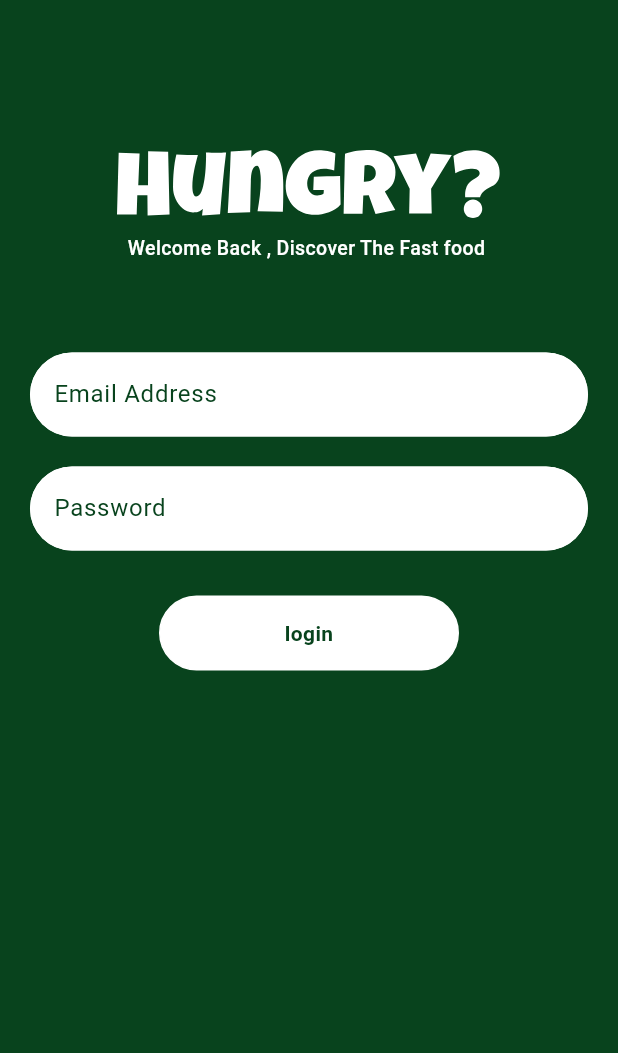
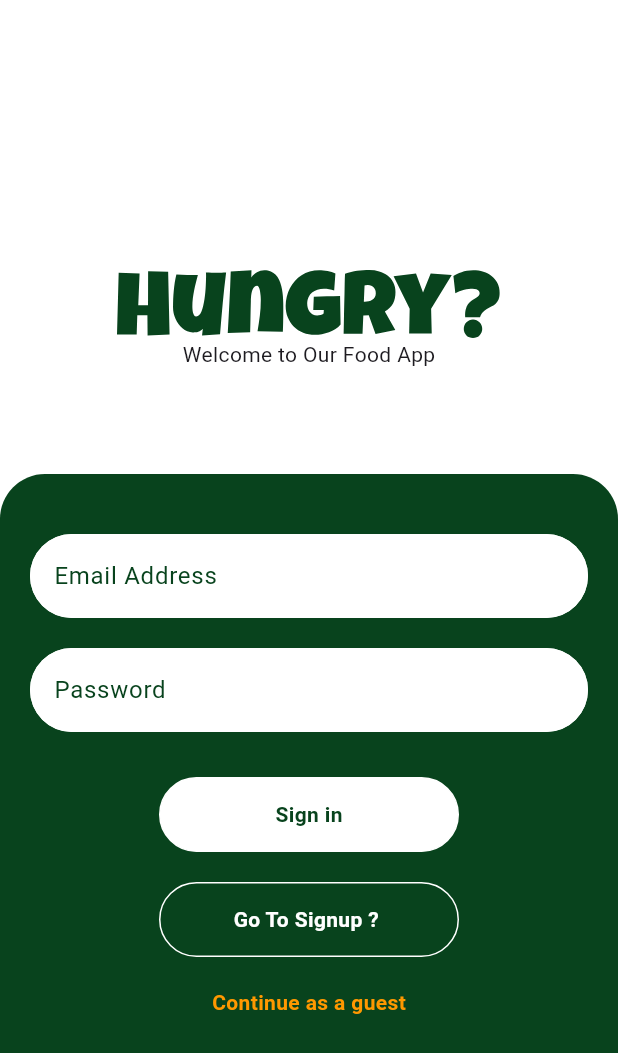
Before and after one commit to EngAhmedTamer/hungry, a Flutter app: the LoginView screen opened directly, on a phone screen of 412 x 824 dp. Shown: the top 1053 px of the screen. Run offline on Flutter 3.47's test engine with Material 3 defaults, Android fonts, the phone set to English and light mode, and no system bars; our stand-ins replace flutter_svg, gap.

Commit message:
login and edit splash to go to sign up  not home

```diff
--- a/lib/features/auth/view/login_view.dart
+++ b/lib/features/auth/view/login_view.dart
@@ -2,6 +2,8 @@ import 'package:flutter/material.dart';
 import 'package:flutter_svg/flutter_svg.dart';
 import 'package:gap/gap.dart';
 import 'package:hungry/core/constants/app_colors.dart';
+import 'package:hungry/features/auth/view/signup_view.dart';
+import 'package:hungry/features/home/views/home_view.dart';
 import 'package:hungry/shared/custom_text.dart';
 import 'package:hungry/shared/custom_textfield.dart';
 
@@ -18,28 +20,49 @@ class _LoginViewState extends State<LoginView> {
   TextEditingController emailController = TextEditingController();
   TextEditingController passwordController = TextEditingController();
   final GlobalKey<FormState> formKey = GlobalKey<FormState>();
+
   @override
   Widget build(BuildContext context) {
-    return GestureDetector(
-      onTap: FocusScope.of(context).unfocus,
-      child: Scaffold(
-        backgroundColor: AppColors.primary,
-        body: Padding(
-          padding: const EdgeInsets.symmetric(horizontal: 20),
+    return Scaffold(
+      backgroundColor: Colors.white,
+      resizeToAvoidBottomInset: true,
+      body: Center(
+        child: ScrollConfiguration(
+          behavior: NoScrollUp(),
+          child: SingleChildScrollView(
+            child: SingleChildScrollView(
+              physics: BouncingScrollPhysics(),
               child: Form(
                 key: formKey,
                 child: Column(
+                  mainAxisAlignment: MainAxisAlignment.center,
+                  crossAxisAlignment: CrossAxisAlignment.center,
                   children: [
-                Gap(100),
-                Center(child: SvgPicture.asset('assets/logo/logo.svg')),
+                    Gap(180),
+                    Center(
+                      child: SvgPicture.asset(
+                        'assets/logo/logo.svg',
+                        color: AppColors.primary,
+                      ),
+                    ),
+                    CustomText(text: 'Welcome to Our Food App'),
                     Gap(10),
-                CustomText(
-                  text: "Welcome Back , Discover The Fast food ",
-                  color: Colors.white,
-                  size: 13,
-                  weight: FontWeight.w500,
+                    Gap(60),
+
+                    Container(
+                      width: double.infinity,
+                      height: 1000,
+                      padding: EdgeInsets.all(20),
+                      decoration: BoxDecoration(
+                        color: AppColors.primary,
+                        borderRadius: BorderRadius.only(
+                          topRight: Radius.circular(30),
+                          topLeft: Radius.circular(30),
                         ),
-                Gap(60),
+                      ),
+                      child: Column(
+                        children: [
+                          Gap(20),
                           CustomTextfield(
                             hint: 'Email Address',
                             isPassword: false,
@@ -52,11 +75,56 @@ class _LoginViewState extends State<LoginView> {
                             controller: passwordController,
                           ),
                           Gap(30),
-                CustomAuthBtn(text: 'login',onTap: () {
-                  if (formKey.currentState!.validate())
-                    print('success login');
-                },)
+                          CustomAuthBtn(
+                            text: 'Sign in',
+                            onTap: () {
+                              Navigator.push(
+                                context,
+                                MaterialPageRoute(
+                                  builder: (c) {
+                                    return HomeView();
+                                  },
+                                ),
+                              );
+                            },
+                          ),
+                          Gap(20),
+                          CustomAuthBtn(
+                            color: AppColors.primary,
+                            textColor: Colors.white,
+                            text: 'Go To Signup ? ',
+                            onTap: () {
+                              Navigator.push(
+                                context,
+                                MaterialPageRoute(
+                                  builder: (c) {
+                                    return SignupView();
+                                  },
+                                ),
+                              );
+                            },
+                          ),
+                          Gap(20),
+                          GestureDetector(
+                            onTap: () {
+                              Navigator.push(
+                                context,
+                                MaterialPageRoute(
+                                  builder: (c) {
+                                    return HomeView();
+                                  },
+
+                                )
+                              );
+                            },
+                            child: CustomText(text: 'Continue as a guest',color: Colors.orange,weight: FontWeight.bold,),
+                          ),
                         ],
+                      ),
+                    ),
+                  ],
+                ),
+              ),
             ),
           ),
         ),
@@ -64,3 +132,28 @@ class _LoginViewState extends State<LoginView> {
     );
   }
 }
+
+class NoScrollUp extends ScrollBehavior {
+  @override
+  ScrollPhysics getScrollPhysics(BuildContext context) {
+    return const NeverScrollableScrollPhysics().applyTo(
+      _AllowDownScrollPhysics(),
+    );
+  }
+}
+
+class _AllowDownScrollPhysics extends ScrollPhysics {
+  const _AllowDownScrollPhysics({ScrollPhysics? parent})
+    : super(parent: parent);
+
+  @override
+  _AllowDownScrollPhysics applyTo(ScrollPhysics? ancestor) {
+    return _AllowDownScrollPhysics(parent: buildParent(ancestor));
+  }
+
+  @override
+  double applyPhysicsToUserOffset(ScrollMetrics position, double offset) {
+    if (offset < 0) return 0;
+    return offset;
+  }
+}
--- a/lib/main.dart
+++ b/lib/main.dart
@@ -24,7 +24,7 @@ class _MyAppState extends State<MyApp> {
       ),
       debugShowCheckedModeBanner: false,
       title: 'Hungry App',
-      home:  SignupView(),
+      home:  SplashView(),
     );
   }
 }
--- a/lib/splash_screen.dart
+++ b/lib/splash_screen.dart
@@ -2,6 +2,7 @@ import 'package:flutter/material.dart';
 import 'package:flutter_svg/svg.dart';
 import 'package:gap/gap.dart';
 import 'package:hungry/core/constants/app_colors.dart';
+import 'package:hungry/features/auth/view/login_view.dart';
 import 'package:hungry/root.dart';
 
 class SplashView extends StatefulWidget {
@@ -49,7 +50,7 @@ class _SplashViewState extends State<SplashView>
 
     Future.delayed(const Duration(seconds: 3), () {
       Navigator.pushReplacement(context, MaterialPageRoute(builder: (c) {
-        return Root();
+        return LoginView();
       }));
     });
   }
```
Lines whose indentation alone changed are shown as unchanged.
